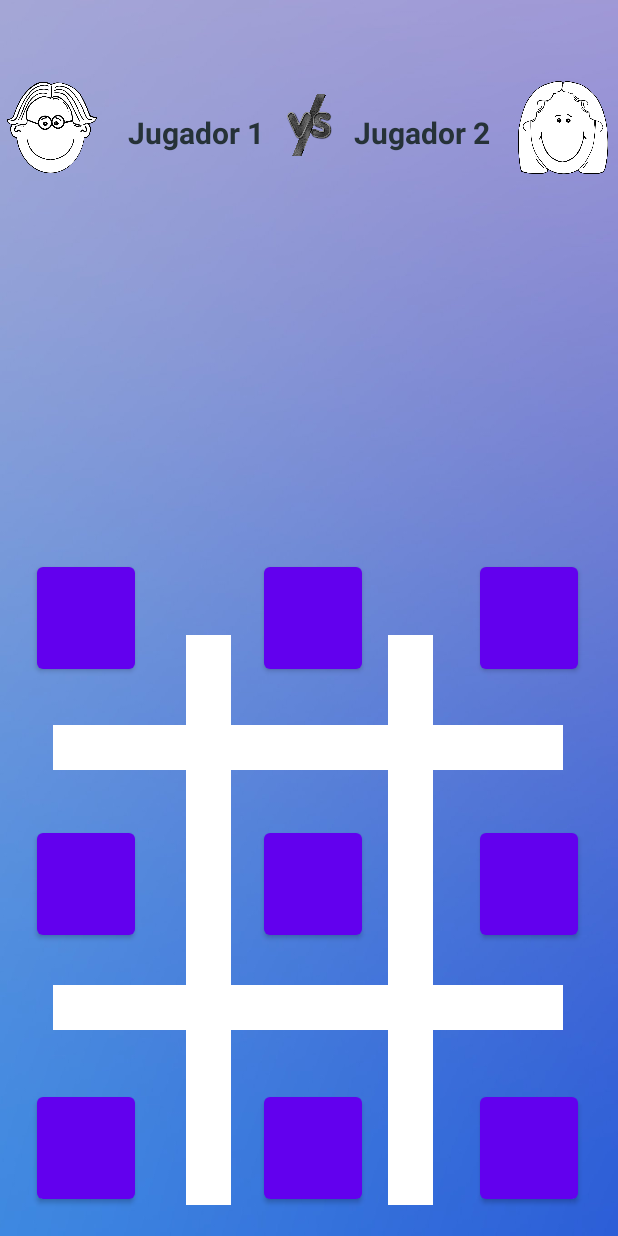
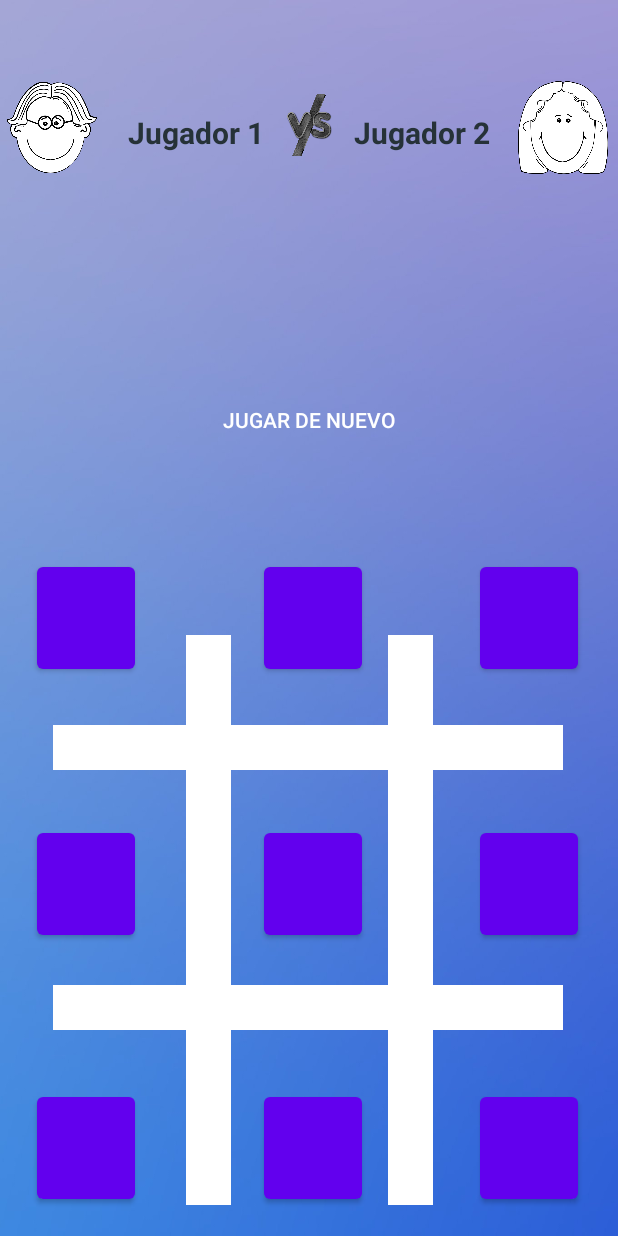
Before and after one commit to isinicolle/AndroidStudio_AppMiniGames, an Android app: the layout activity_juego_x0.xml on its own in the app's theme, with its tools: preview values and no code run, on a phone screen of 412 x 824 dp. Run offline under Robolectric (Android 15) with nearby library versions, the phone set to English and light mode, and no system bars.

Commit message:
x0 mejoras
mejoras

```diff
--- a/ProyectoGrupo6/app/src/main/res/layout/activity_juego_x0.xml
+++ b/ProyectoGrupo6/app/src/main/res/layout/activity_juego_x0.xml
@@ -65,8 +65,8 @@
 
     <TextView
         android:id="@+id/textoVictoria"
-        android:layout_width="201dp"
-        android:layout_height="88dp"
+        android:layout_width="333dp"
+        android:layout_height="79dp"
         android:textAlignment="center"
         android:textAppearance="@style/TextAppearance.AppCompat.Large"
         android:textSize="34sp"
@@ -75,7 +75,7 @@
         app:layout_constraintEnd_toEndOf="parent"
         app:layout_constraintStart_toStartOf="parent"
         app:layout_constraintTop_toTopOf="parent"
-        app:layout_constraintVertical_bias="0.258" />
+        app:layout_constraintVertical_bias="0.214" />
 
     <ImageView
         android:id="@+id/imgj1"
@@ -252,4 +252,17 @@
         app:layout_constraintVertical_bias="0.738"
         tools:ignore="SpeakableTextPresentCheck" />
 
+    <Button
+        android:id="@+id/btnReiniciar"
+        style="@style/Widget.AppCompat.Button.Borderless.Colored"
+        android:layout_width="197dp"
+        android:layout_height="48dp"
+        android:onClick="reiniciar"
+        android:text="@string/btnReiniciarJuegoX0"
+        app:layout_constraintBottom_toBottomOf="parent"
+        app:layout_constraintEnd_toEndOf="parent"
+        app:layout_constraintStart_toStartOf="parent"
+        app:layout_constraintTop_toTopOf="parent"
+        app:layout_constraintVertical_bias="0.33" />
+
 </androidx.constraintlayout.widget.ConstraintLayout>
--- a/ProyectoGrupo6/app/src/main/res/values/strings.xml
+++ b/ProyectoGrupo6/app/src/main/res/values/strings.xml
@@ -17,6 +17,7 @@
     <string name="imagen_jugador_2">imagen jugador 2</string>
     <string name="imagen_jugador_1">imagen jugador 1</string>
     <string name="btnIniciarJuegoX0">Iniciar Juego</string>
+    <string name="btnReiniciarJuegoX0">Jugar de nuevo</string>
     <string name="_1_23">(1) : (23)</string>
     <string name="todo1">TODO1</string>
     <string name="todo2">TODO2</string>
```
Also changed, not shown: ProyectoGrupo6/app/src/main/java/com/example/proyectogrupo6/JuegoX0.java (+14 -0 lines).
